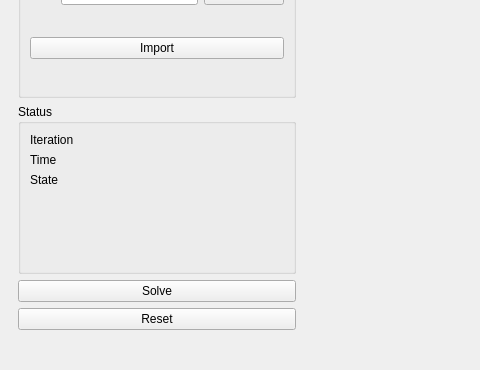
The window that src/GUI/mainwindow.ui (mhps-null/Tucil1_13524053) describes before a commit, drawn with Qt 5; both pictures show x 0 to 480 and y 266 to 636 of the 913 by 636 pixel window.
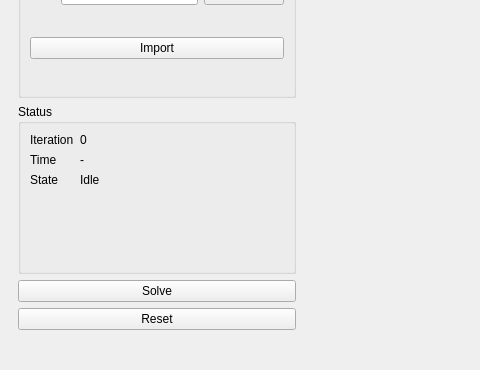
The same window after the commit.

```diff
--- a/src/GUI/mainwindow.ui
+++ b/src/GUI/mainwindow.ui
@@ -122,7 +122,7 @@
                <string notr="true"/>
               </property>
               <property name="text">
-               <string/>
+               <string>0</string>
               </property>
              </widget>
             </item>
@@ -136,7 +136,7 @@
             <item row="1" column="1">
              <widget class="QLabel" name="labelTime">
               <property name="text">
-               <string/>
+               <string>-</string>
               </property>
              </widget>
             </item>
@@ -150,7 +150,7 @@
             <item row="2" column="1">
              <widget class="QLabel" name="labelState">
               <property name="text">
-               <string/>
+               <string>Idle</string>
               </property>
              </widget>
             </item>
```
